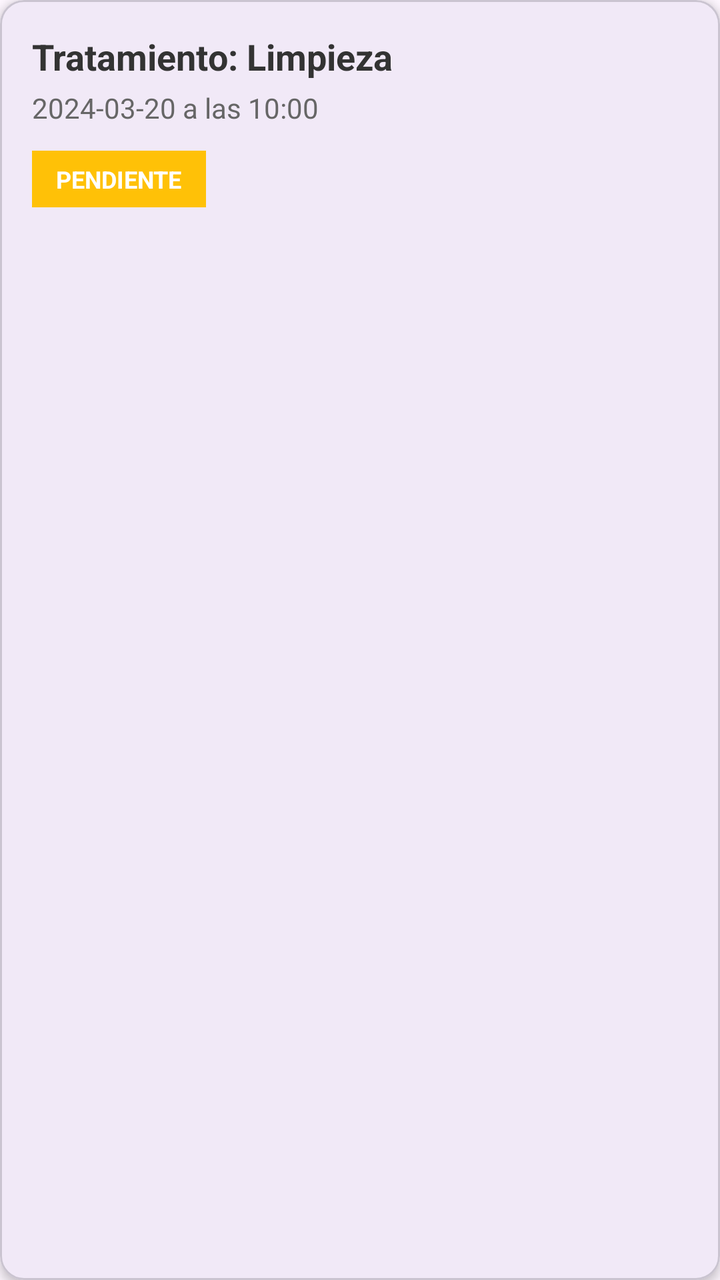
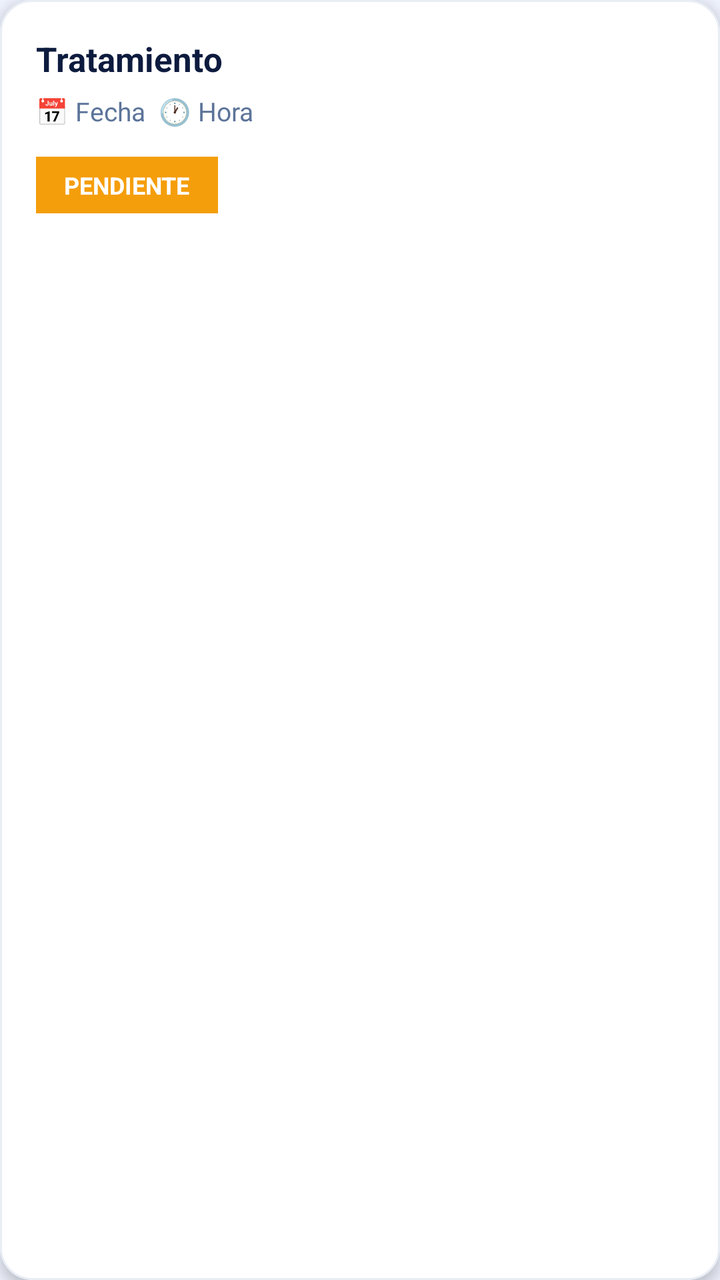

Screens rendered from an Android XML layout before and after an edit, with the pre-edit source and the edit as a unified diff.
<!-- AndroidManifest.xml: application theme Theme.Odontoconnect -->
<!-- res/layout/item_cita_paciente.xml -->
<?xml version="1.0" encoding="utf-8"?>
<com.google.android.material.card.MaterialCardView
    xmlns:android="http://schemas.android.com/apk/res/android"
    xmlns:app="http://schemas.android.com/apk/res-auto"
    android:layout_width="match_parent"
    android:layout_height="wrap_content"
    android:layout_marginBottom="12dp"
    app:cardCornerRadius="12dp"
    app:cardElevation="3dp">

    <LinearLayout
        android:layout_width="match_parent"
        android:layout_height="wrap_content"
        android:orientation="vertical"
        android:padding="16dp">

        <TextView
            android:id="@+id/tvTratamientoPaciente"
            android:layout_width="match_parent"
            android:layout_height="wrap_content"
            android:text="Tratamiento: Limpieza"
            android:textColor="#333333"
            android:textSize="18sp"
            android:textStyle="bold" />

        <TextView
            android:id="@+id/tvFechaHoraPaciente"
            android:layout_width="match_parent"
            android:layout_height="wrap_content"
            android:layout_marginTop="4dp"
            android:text="2024-03-20 a las 10:00"
            android:textColor="#666666"
            android:textSize="14sp" />

        <TextView
            android:id="@+id/tvEstadoCita"
            android:layout_width="wrap_content"
            android:layout_height="wrap_content"
            android:layout_marginTop="12dp"
            android:background="#FFC107"
            android:paddingHorizontal="12dp"
            android:paddingVertical="6dp"
            android:text="PENDIENTE"
            android:textColor="#FFFFFF"
            android:textSize="12sp"
            android:textStyle="bold"
            app:cornerRadius="8dp" />

    </LinearLayout>
</com.google.android.material.card.MaterialCardView>
<!-- resources referenced by this layout -->
<resources>
  <style name="Theme.Odontoconnect" parent="Base.Theme.Odontoconnect" />
  <style name="Base.Theme.Odontoconnect" parent="Theme.Material3.DayNight.NoActionBar">
          
          
      </style>
</resources>

<!-- the commit's change to res/layout/item_cita_paciente.xml (unified diff, before → after) -->
@@ -5,46 +5,84 @@
     android:layout_width="match_parent"
     android:layout_height="wrap_content"
     android:layout_marginBottom="12dp"
-    app:cardCornerRadius="12dp"
-    app:cardElevation="3dp">
+    app:cardCornerRadius="16dp"
+    app:cardElevation="4dp"
+    app:strokeColor="@color/gris_claro"
+    app:strokeWidth="1dp">
 
     <LinearLayout
         android:layout_width="match_parent"
         android:layout_height="wrap_content"
         android:orientation="vertical"
-        android:padding="16dp">
+        android:padding="18dp">
 
         <TextView
             android:id="@+id/tvTratamientoPaciente"
             android:layout_width="match_parent"
             android:layout_height="wrap_content"
-            android:text="Tratamiento: Limpieza"
-            android:textColor="#333333"
-            android:textSize="18sp"
-            android:textStyle="bold" />
+            android:text="Tratamiento"
+            android:textColor="@color/texto_primario"
+            android:textSize="17sp"
+            android:textStyle="bold"/>
 
         <TextView
             android:id="@+id/tvFechaHoraPaciente"
             android:layout_width="match_parent"
             android:layout_height="wrap_content"
-            android:layout_marginTop="4dp"
-            android:text="2024-03-20 a las 10:00"
-            android:textColor="#666666"
-            android:textSize="14sp" />
+            android:layout_marginTop="6dp"
+            android:text="📅 Fecha  🕐 Hora"
+            android:textColor="@color/texto_secundario"
+            android:textSize="13sp"/>
 
-        <TextView
-            android:id="@+id/tvEstadoCita"
-            android:layout_width="wrap_content"
+        <LinearLayout
+            android:layout_width="match_parent"
             android:layout_height="wrap_content"
-            android:layout_marginTop="12dp"
-            android:background="#FFC107"
-            android:paddingHorizontal="12dp"
-            android:paddingVertical="6dp"
-            android:text="PENDIENTE"
-            android:textColor="#FFFFFF"
-            android:textSize="12sp"
-            android:textStyle="bold"
-            app:cornerRadius="8dp" />
+            android:layout_marginTop="14dp"
+            android:orientation="horizontal"
+            android:gravity="center_vertical">
+
+            <TextView
+                android:id="@+id/tvEstadoCita"
+                android:layout_width="wrap_content"
+                android:layout_height="wrap_content"
+                android:background="@color/color_pendiente"
+                android:paddingHorizontal="14dp"
+                android:paddingVertical="6dp"
+                android:text="PENDIENTE"
+                android:textColor="@color/blanco"
+                android:textSize="12sp"
+                android:textStyle="bold"
+                app:cornerRadius="8dp"/>
+
+            <View
+                android:layout_width="0dp"
+                android:layout_height="1dp"
+                android:layout_weight="1"/>
+
+            <com.google.android.material.button.MaterialButton
+                android:id="@+id/btnCancelarCita"
+                style="@style/Widget.MaterialComponents.Button.OutlinedButton"
+                android:layout_width="wrap_content"
+                android:layout_height="34dp"
+                android:text="Cancelar"
+                android:textSize="12sp"
+                android:textColor="@color/color_rechazada"
+                android:visibility="gone"
+                app:strokeColor="@color/color_rechazada"
+                app:cornerRadius="10dp"/>
+        </LinearLayout>
+
+        
+        <com.google.android.material.button.MaterialButton
+            android:id="@+id/btnPagarAnticipo"
+            android:layout_width="match_parent"
+            android:layout_height="42dp"
+            android:layout_marginTop="10dp"
+            android:text="💳 Pagar anticipo"
+            android:textSize="13sp"
+            android:visibility="gone"
+            app:backgroundTint="@color/azul_primario"
+            app:cornerRadius="10dp"/>
 
     </LinearLayout>
 </com.google.android.material.card.MaterialCardView>
<!-- resource entries referenced after the edit -->
@@ -1,9 +1,40 @@
 <!-- resources referenced by this layout -->
 <resources>
-  <style name="Theme.Odontoconnect" parent="Base.Theme.Odontoconnect" />
-  <style name="Base.Theme.Odontoconnect" parent="Theme.Material3.DayNight.NoActionBar">
-          
-          
+  <color name="azul_primario">#1565C0</color>
+  <color name="blanco">#FFFFFF</color>
+  <color name="color_pendiente">#F59E0B</color>
+  <color name="color_rechazada">#EF4444</color>
+  <color name="gris_claro">#E8EDF5</color>
+  <color name="texto_primario">#0D1B3E</color>
+  <color name="texto_secundario">#5C7499</color>
+  <style name="Theme.Odontoconnect" parent="Theme.MaterialComponents.Light.NoActionBar">
+          <item name="colorPrimary">@color/azul_primario</item>
+          <item name="colorPrimaryVariant">@color/azul_oscuro</item>
+          <item name="colorOnPrimary">@color/blanco</item>
+          <item name="colorSecondary">@color/azul_acento</item>
+          <item name="colorOnSecondary">@color/blanco</item>
+          <item name="android:windowBackground">@color/fondo_app</item>
+          <item name="android:statusBarColor">@color/azul_oscuro</item>
+          <item name="materialButtonStyle">@style/BotonAzul</item>
+          <item name="materialCardViewStyle">@style/CardAzul</item>
       </style>
+  <color name="azul_oscuro">#0D47A1</color>
+  <color name="azul_acento">#2196F3</color>
+  <color name="fondo_app">#F0F4FF</color>
+  <style name="BotonAzul" parent="Widget.MaterialComponents.Button">
+          <item name="backgroundTint">@color/azul_primario</item>
+          <item name="android:textColor">@color/blanco</item>
+          <item name="cornerRadius">14dp</item>
+          <item name="android:textStyle">bold</item>
+          <item name="android:letterSpacing">0.05</item>
+      </style>
+  <style name="CardAzul" parent="Widget.MaterialComponents.CardView">
+          <item name="cardCornerRadius">16dp</item>
+          <item name="cardElevation">4dp</item>
+          <item name="cardBackgroundColor">@color/fondo_card</item>
+          <item name="strokeColor">@color/gris_claro</item>
+          <item name="strokeWidth">1dp</item>
+      </style>
+  <color name="fondo_card">#FFFFFF</color>
 </resources>
 
